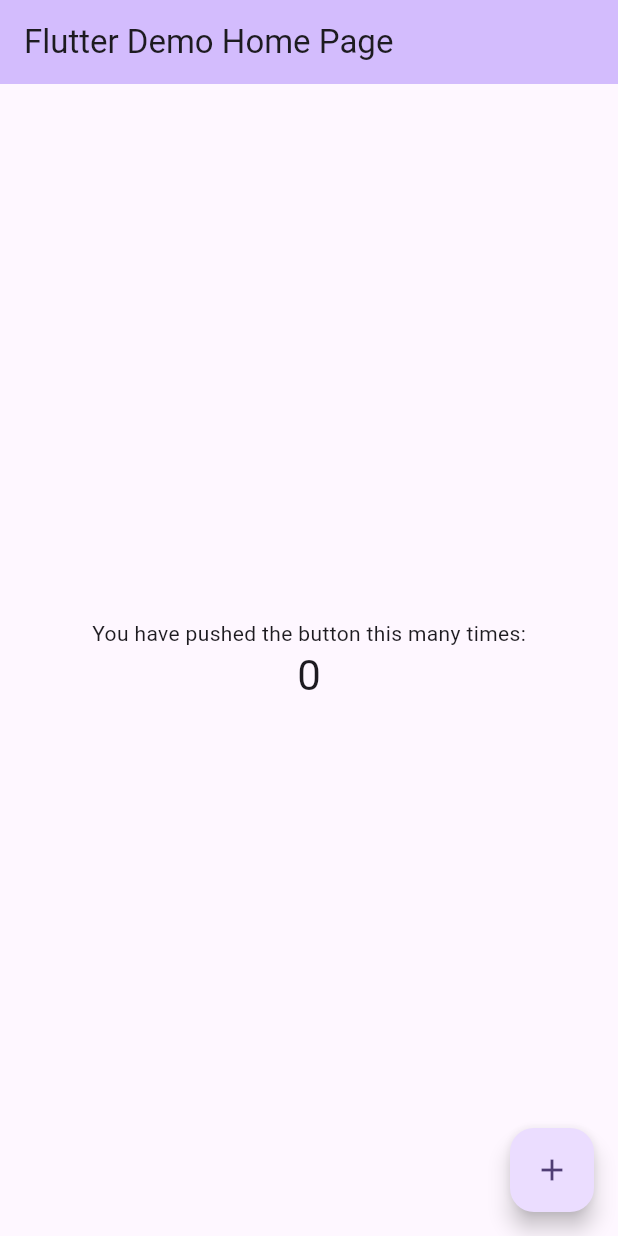
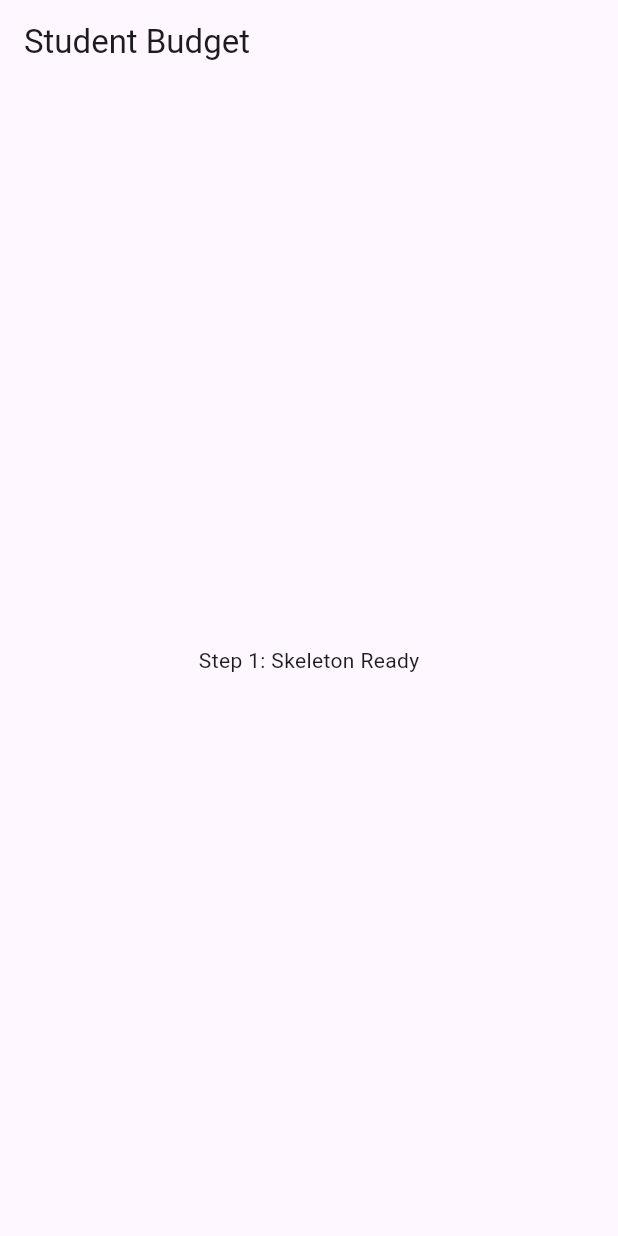
Before and after one commit to harine424/stud_budget_calc, a Flutter app: the screen it shows after launch, on a phone screen of 412 x 824 dp. Run offline on Flutter 3.47's test engine with Material 3 defaults, Android fonts, the phone set to English and light mode, and no system bars.

Commit message:
App Structure

```diff
--- a/lib/main.dart
+++ b/lib/main.dart
@@ -7,116 +7,25 @@ void main() {
 class MyApp extends StatelessWidget {
   const MyApp({super.key});
 
-  // This widget is the root of your application.
   @override
   Widget build(BuildContext context) {
-    return MaterialApp(
-      title: 'Flutter Demo',
-      theme: ThemeData(
-        // This is the theme of your application.
-        //
-        // TRY THIS: Try running your application with "flutter run". You'll see
-        // the application has a purple toolbar. Then, without quitting the app,
-        // try changing the seedColor in the colorScheme below to Colors.green
-        // and then invoke "hot reload" (save your changes or press the "hot
-        // reload" button in a Flutter-supported IDE, or press "r" if you used
-        // the command line to start the app).
-        //
-        // Notice that the counter didn't reset back to zero; the application
-        // state is not lost during the reload. To reset the state, use hot
-        // restart instead.
-        //
-        // This works for code too, not just values: Most code changes can be
-        // tested with just a hot reload.
-        colorScheme: .fromSeed(seedColor: Colors.deepPurple),
-      ),
-      home: const MyHomePage(title: 'Flutter Demo Home Page'),
+    return const MaterialApp(home: BudgetPage());
+  }
+}
+
+class BudgetPage extends StatefulWidget {
+  const BudgetPage({super.key});
+
+  @override
+  State<BudgetPage> createState() => _BudgetPageState();
+}
+
+class _BudgetPageState extends State<BudgetPage> {
+  @override
+  Widget build(BuildContext context) {
+    return Scaffold(
+      appBar: AppBar(title: const Text("Student Budget")),
+      body: const Center(child: Text("Step 1: Skeleton Ready")),
     );
   }
 }
-
-class MyHomePage extends StatefulWidget {
-  const MyHomePage({super.key, required this.title});
-
-  // This widget is the home page of your application. It is stateful, meaning
-  // that it has a State object (defined below) that contains fields that affect
-  // how it looks.
-
-  // This class is the configuration for the state. It holds the values (in this
-  // case the title) provided by the parent (in this case the App widget) and
-  // used by the build method of the State. Fields in a Widget subclass are
-  // always marked "final".
-
-  final String title;
-
-  @override
-  State<MyHomePage> createState() => _MyHomePageState();
-}
-
-class _MyHomePageState extends State<MyHomePage> {
-  int _counter = 0;
-
-  void _incrementCounter() {
-    setState(() {
-      // This call to setState tells the Flutter framework that something has
-      // changed in this State, which causes it to rerun the build method below
-      // so that the display can reflect the updated values. If we changed
-      // _counter without calling setState(), then the build method would not be
-      // called again, and so nothing would appear to happen.
-      _counter++;
-    });
-  }
-
-  @override
-  Widget build(BuildContext context) {
-    // This method is rerun every time setState is called, for instance as done
-    // by the _incrementCounter method above.
-    //
-    // The Flutter framework has been optimized to make rerunning build methods
-    // fast, so that you can just rebuild anything that needs updating rather
-    // than having to individually change instances of widgets.
-    return Scaffold(
-      appBar: AppBar(
-        // TRY THIS: Try changing the color here to a specific color (to
-        // Colors.amber, perhaps?) and trigger a hot reload to see the AppBar
-        // change color while the other colors stay the same.
-        backgroundColor: Theme.of(context).colorScheme.inversePrimary,
-        // Here we take the value from the MyHomePage object that was created by
-        // the App.build method, and use it to set our appbar title.
-        title: Text(widget.title),
-      ),
-      body: Center(
-        // Center is a layout widget. It takes a single child and positions it
-        // in the middle of the parent.
-        child: Column(
-          // Column is also a layout widget. It takes a list of children and
-          // arranges them vertically. By default, it sizes itself to fit its
-          // children horizontally, and tries to be as tall as its parent.
-          //
-          // Column has various properties to control how it sizes itself and
-          // how it positions its children. Here we use mainAxisAlignment to
-          // center the children vertically; the main axis here is the vertical
-          // axis because Columns are vertical (the cross axis would be
-          // horizontal).
-          //
-          // TRY THIS: Invoke "debug painting" (choose the "Toggle Debug Paint"
-          // action in the IDE, or press "p" in the console), to see the
-          // wireframe for each widget.
-          mainAxisAlignment: .center,
-          children: [
-            const Text('You have pushed the button this many times:'),
-            Text(
-              '$_counter',
-              style: Theme.of(context).textTheme.headlineMedium,
-            ),
-          ],
-        ),
-      ),
-      floatingActionButton: FloatingActionButton(
-        onPressed: _incrementCounter,
-        tooltip: 'Increment',
-        child: const Icon(Icons.add),
-      ),
-    );
-  }
-}
```
Also changed, not shown: 1 other file.
